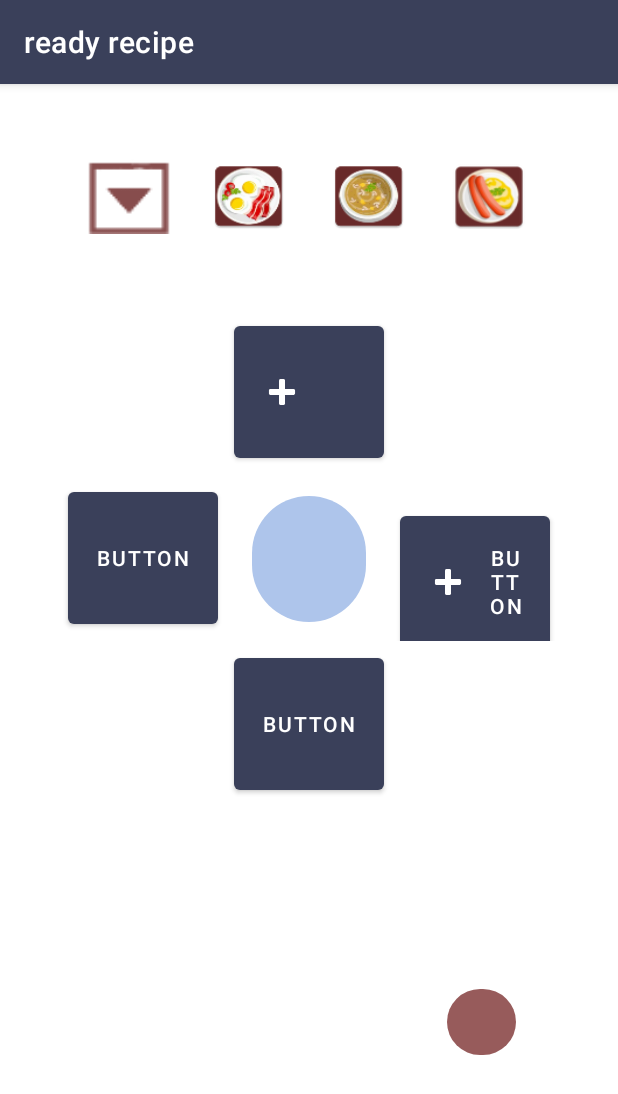
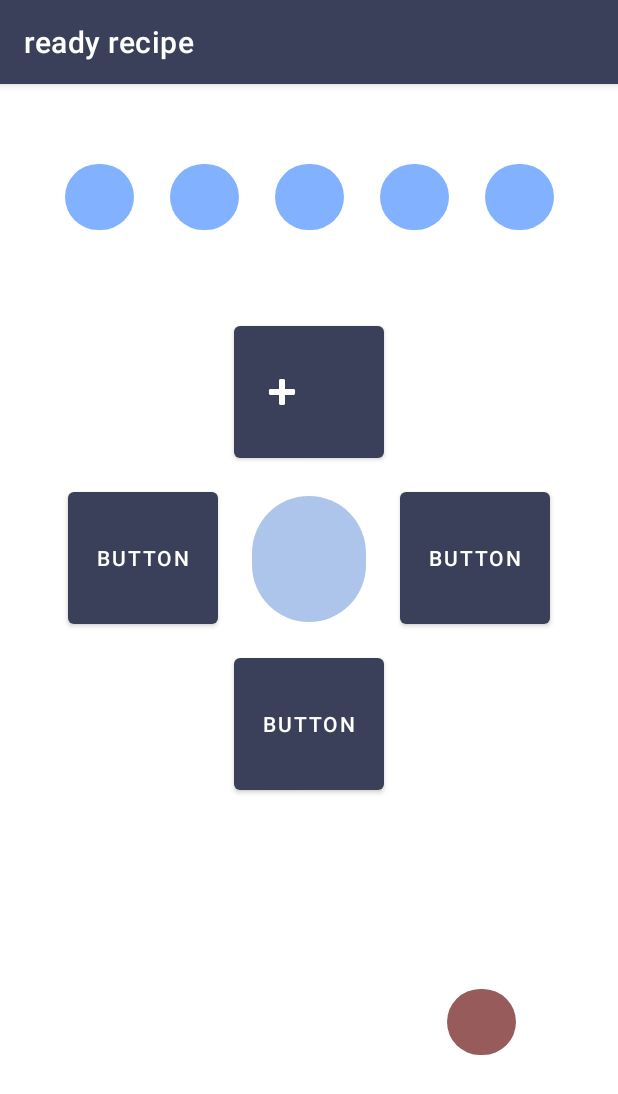
Before and after one commit to NyashnyBastard/Rr3, an Android app: the screen it shows after launch (MainActivity), on a phone screen of 412 x 824 dp. Shown: the top 1094 px of the screen. Run offline under Robolectric (Android 15) with nearby library versions, the phone set to English and light mode, and no system bars.

```diff
--- a/app/build.gradle
+++ b/app/build.gradle
@@ -29,10 +29,14 @@ android {
     kotlinOptions {
         jvmTarget = '1.8'
     }
+    buildFeatures {
+        viewBinding true
+    }
 }
 
 dependencies {
 
+    implementation 'com.github.bumptech.glide:glide:4.9.0'
     implementation 'androidx.core:core-ktx:1.8.0'
     implementation 'androidx.appcompat:appcompat:1.4.2'
     implementation 'com.google.android.material:material:1.6.1'
--- a/app/src/main/res/layout/activity_main.xml
+++ b/app/src/main/res/layout/activity_main.xml
@@ -7,7 +7,6 @@
     tools:context=".MainActivity">
 
     <LinearLayout
-        android:id="@+id/linearLayout"
         android:layout_width="wrap_content"
         android:layout_height="wrap_content"
         android:orientation="horizontal"
@@ -16,37 +15,35 @@
         app:layout_constraintStart_toStartOf="parent"
         app:layout_constraintTop_toTopOf="parent">
 
-        <ImageButton
-            android:id="@+id/imageButton"
-            android:layout_width="80dp"
-            android:layout_height="70dp"
-            android:backgroundTint="@color/material_on_primary_disabled"
-            android:scaleType="fitXY"
-            android:src="@drawable/menu" />
+        <com.google.android.material.chip.Chip
+            android:id="@+id/chip11"
+            android:layout_width="70dp"
+            android:layout_height="60dp"
+            android:backgroundTint="#82B1FF" />
 
-        <ImageButton
-            android:id="@+id/imageButton2"
-            android:layout_width="80dp"
-            android:layout_height="70dp"
-            android:backgroundTint="@color/material_on_primary_disabled"
-            android:scaleType="fitXY"
-            android:src="@mipmap/zav" />
+        <com.google.android.material.chip.Chip
+            android:id="@+id/chip13"
+            android:layout_width="70dp"
+            android:layout_height="60dp"
+            android:backgroundTint="#82B1FF" />
 
-        <ImageButton
-            android:id="@+id/imageButton3"
-            android:layout_width="80dp"
-            android:layout_height="70dp"
-            android:backgroundTint="@color/material_on_primary_disabled"
-            android:scaleType="fitXY"
-            android:src="@mipmap/dinner" />
+        <com.google.android.material.chip.Chip
+            android:id="@+id/chip14"
+            android:layout_width="70dp"
+            android:layout_height="60dp"
+            android:backgroundTint="#82B1FF" />
 
-        <ImageButton
-            android:id="@+id/imageButton4"
-            android:layout_width="80dp"
-            android:layout_height="70dp"
-            android:backgroundTint="@color/material_on_primary_disabled"
-            android:scaleType="fitXY"
-            android:src="@mipmap/uz" />
+        <com.google.android.material.chip.Chip
+            android:id="@+id/chip12"
+            android:layout_width="70dp"
+            android:layout_height="60dp"
+            android:backgroundTint="#82B1FF" />
+
+        <com.google.android.material.chip.Chip
+            android:id="@+id/chip10"
+            android:layout_width="70dp"
+            android:layout_height="60dp"
+            android:backgroundTint="#82B1FF" />
     </LinearLayout>
 
     <LinearLayout
@@ -111,12 +108,11 @@
                 android:backgroundTint="@color/litgh_blue" />
 
             <Button
-                android:id="@+id/button5"
+                android:id="@+id/button55"
                 android:layout_width="100dp"
                 android:layout_height="100dp"
                 android:layout_margin="5dp"
-                android:text="Button"
-                app:icon="@android:drawable/ic_input_add" />
+                android:text="Button" />
         </LinearLayout>
 
         <LinearLayout
--- a/app/src/main/res/values-night/themes.xml
+++ b/app/src/main/res/values-night/themes.xml
@@ -13,4 +13,9 @@
         <item name="android:statusBarColor" tools:targetApi="l">?attr/colorPrimaryVariant</item>
         <!-- Customize your theme here. -->
     </style>
+
+    <style name="ThemeOverlay.ReadyRecipe.FullscreenContainer" parent="">
+        <item name="fullscreenBackgroundColor">@color/light_blue_900</item>
+        <item name="fullscreenTextColor">@color/light_blue_A400</item>
+    </style>
 </resources>
--- /dev/null
+++ b/app/src/main/res/values/attrs.xml
@@ -0,0 +1,6 @@
+<resources>
+    <declare-styleable name="FullscreenAttrs">
+        <attr name="fullscreenBackgroundColor" format="color" />
+        <attr name="fullscreenTextColor" format="color" />
+    </declare-styleable>
+</resources>
--- a/app/src/main/res/values/colors.xml
+++ b/app/src/main/res/values/colors.xml
@@ -13,4 +13,9 @@
     <color name="yellow">#F7E1D7</color>
     <color name="str">#DEDBD2</color>
     <color name="bl">#8a7f8e</color>
+    <color name="light_blue_600">#FF039BE5</color>
+    <color name="light_blue_900">#FF01579B</color>
+    <color name="light_blue_A200">#FF40C4FF</color>
+    <color name="light_blue_A400">#FF00B0FF</color>
+    <color name="black_overlay">#66000000</color>
 </resources>
--- a/app/src/main/res/values/strings.xml
+++ b/app/src/main/res/values/strings.xml
@@ -1,3 +1,6 @@
 <resources>
     <string name="app_name">ready recipe</string>
+    <string name="title_activity_splash_one">SplashActivityOne</string>
+    <string name="dummy_button">Dummy Button</string>
+    <string name="dummy_content">DUMMY\nCONTENT</string>
 </resources>
```
Also changed, not shown: app/src/main/AndroidManifest.xml (+12 -3 lines), app/src/main/java/com/example/readyrecipe/MainActivity.kt (+8 -0 lines), app/src/main/java/com/example/readyrecipe/SplashActivityOne.kt (added, +40 -0 lines), app/src/main/res/layout/activity_splash_one.xml (added, +35 -0 lines), app/src/main/res/values/styles.xml (added, +11 -0 lines), app/src/main/res/values/themes.xml (+12 -0 lines), app/src/main/res/drawable-v24/anim.gif (added), app/src/main/res/drawable-v24/logo.jpg (added), app/src/main/res/drawable-v24/logo1.png (added), app/src/main/res/mipmap-hdpi/uz.png (deleted), app/src/main/res/mipmap-mdpi/uz.png (deleted), app/src/main/res/mipmap-xhdpi/uz.png (deleted), app/src/main/res/mipmap-xxhdpi/uz.png (deleted), app/src/main/res/mipmap-xxxhdpi/uz.png (deleted).
